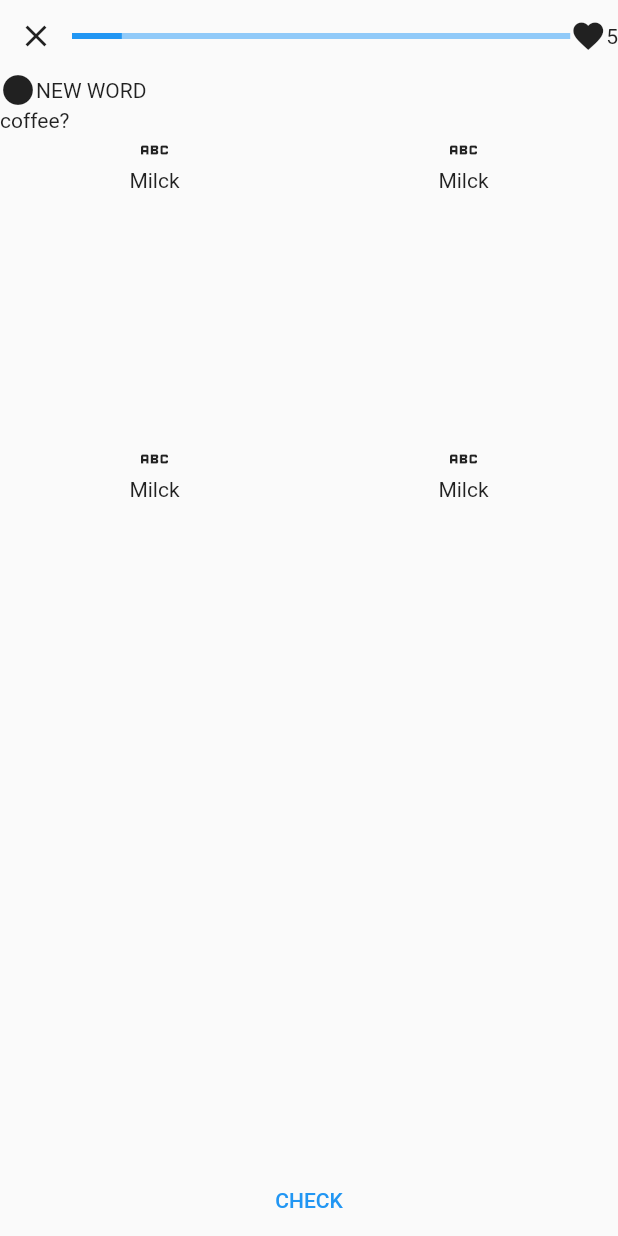
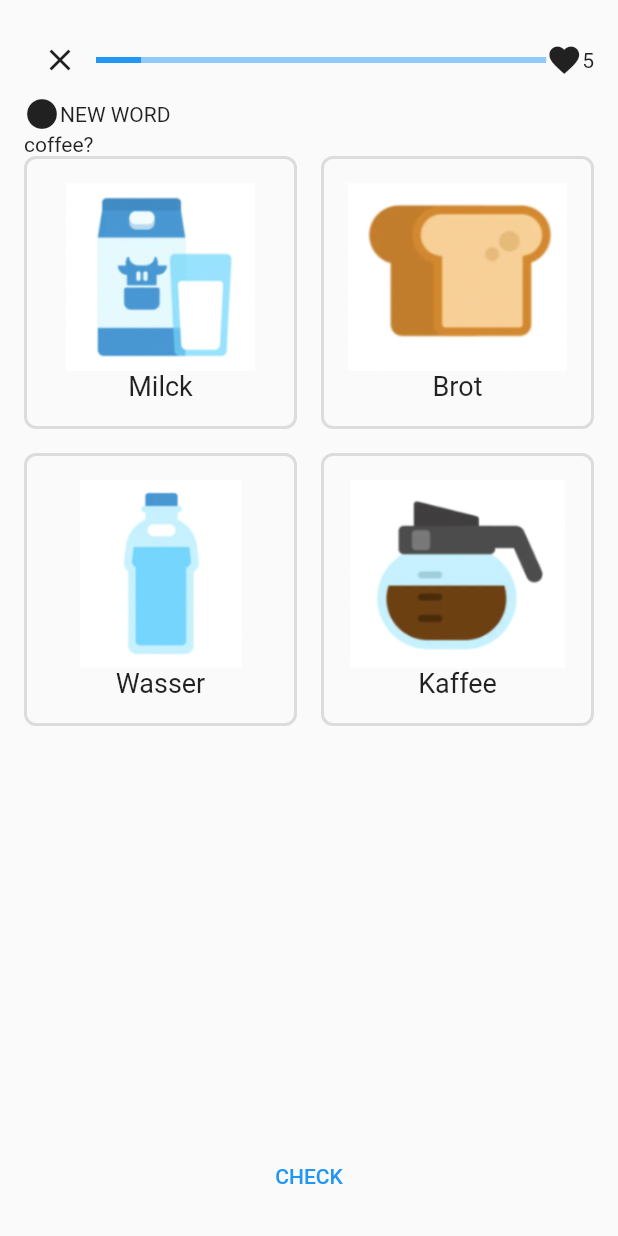
Before and after one commit to KobayashiYoh/weekly_trace_challenge, a Flutter app: the UI20221124Page screen opened directly, on a phone screen of 412 x 824 dp. Run offline on Flutter 3.47's test engine with Material 2 defaults, Android fonts, the light colour scheme and no system bars.

Commit message:
アイテムのUIを修正

```diff
--- a/lib/ui_20221124/ui_20221124_page.dart
+++ b/lib/ui_20221124/ui_20221124_page.dart
@@ -3,12 +3,27 @@ import 'package:flutter/material.dart';
 class UI20221124Page extends StatelessWidget {
   const UI20221124Page({Key? key}) : super(key: key);
 
-  Widget _iconAndTextItem(String text) {
+  Widget _iconAndTextItem(String text, String imagePath) {
     return Container(
+      padding: const EdgeInsets.all(16.0),
+      decoration: BoxDecoration(
+        border: Border.all(
+          width: 2.0,
+          color: Colors.black12,
+        ),
+        borderRadius: const BorderRadius.all(
+          Radius.circular(8.0),
+        ),
+      ),
       child: Column(
         children: [
-          Icon(Icons.abc),
-          Text(text),
+          Expanded(
+            child: Image.asset(imagePath),
+          ),
+          Text(
+            text,
+            style: TextStyle(fontSize: 18.0),
+          ),
         ],
       ),
     );
@@ -18,6 +33,8 @@ class UI20221124Page extends StatelessWidget {
   Widget build(BuildContext context) {
     return Scaffold(
       body: SafeArea(
+        child: Container(
+          padding: const EdgeInsets.all(16.0),
           child: Column(
             children: [
               Row(
@@ -50,11 +67,13 @@ class UI20221124Page extends StatelessWidget {
               Expanded(
                 child: GridView.count(
                   crossAxisCount: 2,
+                  mainAxisSpacing: 16.0,
+                  crossAxisSpacing: 16.0,
                   children: [
-                  _iconAndTextItem('Milck'),
-                  _iconAndTextItem('Milck'),
-                  _iconAndTextItem('Milck'),
-                  _iconAndTextItem('Milck'),
+                    _iconAndTextItem('Milck', 'assets/images/milch.png'),
+                    _iconAndTextItem('Brot', 'assets/images/brot.png'),
+                    _iconAndTextItem('Wasser', 'assets/images/wasser.png'),
+                    _iconAndTextItem('Kaffee', 'assets/images/kaffee.png'),
                   ],
                 ),
               ),
@@ -65,6 +84,7 @@ class UI20221124Page extends StatelessWidget {
             ],
           ),
         ),
+      ),
     );
   }
 }
--- a/pubspec.yaml
+++ b/pubspec.yaml
@@ -59,9 +59,8 @@ flutter:
   uses-material-design: true
 
   # To add assets to your application, add an assets section, like this:
-  # assets:
-  #   - images/a_dot_burr.jpeg
-  #   - images/a_dot_ham.jpeg
+  assets:
+   - assets/images/
 
   # An image asset can refer to one or more resolution-specific "variants", see
   # https://flutter.dev/assets-and-images/#resolution-aware
```
Also changed, not shown: assets/images/brot.png (added), assets/images/kaffee.png (added), assets/images/milch.png (added), assets/images/wasser.png (added). Lines whose indentation alone changed are shown as unchanged.
